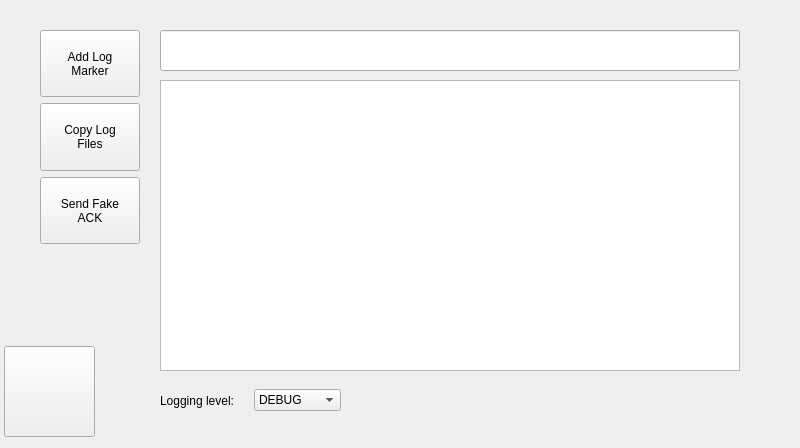
re3Dprinting/touchscreen, file ClientApp/qt/debugpage_qt.ui: the form before one commit.
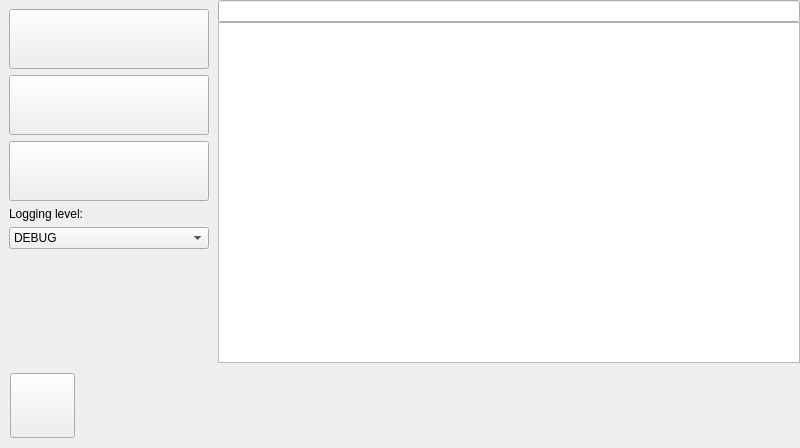
The form after the commit. Icons and pictures are not drawn.

Commit message: Styled Scroll Bar added to Settings Page Kinetic Scrolling added to tableview QSS Stylesheet commented Serial Page overhauled Duex Page overhauled Debug Page overhauled

The edit to the form file:
```diff
--- a/ClientApp/qt/debugpage_qt.ui
+++ b/ClientApp/qt/debugpage_qt.ui
@@ -1,7 +1,7 @@
 <?xml version="1.0" encoding="UTF-8"?>
 <ui version="4.0">
  <class>DebugPage</class>
- <widget class="QDialog" name="DebugPage">
+ <widget class="QWidget" name="DebugPage">
   <property name="geometry">
    <rect>
     <x>0</x>
@@ -19,24 +19,53 @@
   <property name="windowTitle">
    <string>ControlWindow</string>
   </property>
-  <widget class="QPushButton" name="Back">
-   <property name="geometry">
-    <rect>
-     <x>4</x>
-     <y>346</y>
-     <width>91</width>
-     <height>91</height>
-    </rect>
+  <layout class="QVBoxLayout" name="verticalLayout_2">
+   <property name="spacing">
+    <number>0</number>
    </property>
+   <property name="leftMargin">
+    <number>0</number>
+   </property>
+   <property name="topMargin">
+    <number>0</number>
+   </property>
+   <property name="rightMargin">
+    <number>0</number>
+   </property>
+   <property name="bottomMargin">
+    <number>0</number>
+   </property>
+   <item>
+    <layout class="QHBoxLayout" name="horizontalLayout_2">
+     <item>
+      <widget class="QWidget" name="LeftBar" native="true">
+       <layout class="QVBoxLayout" name="verticalLayout_6">
+        <property name="spacing">
+         <number>6</number>
+        </property>
+        <property name="bottomMargin">
+         <number>9</number>
+        </property>
+        <item>
+         <widget class="QPushButton" name="w_pushbutton_add_marker">
+          <property name="sizePolicy">
+           <sizepolicy hsizetype="Preferred" vsizetype="Maximum">
+            <horstretch>0</horstretch>
+            <verstretch>0</verstretch>
+           </sizepolicy>
+          </property>
+          <property name="minimumSize">
+           <size>
+            <width>160</width>
+            <height>60</height>
+           </size>
+          </property>
    <property name="maximumSize">
     <size>
-     <width>100</width>
-     <height>100</height>
-    </size>
-   </property>
-   <property name="focusPolicy">
-    <enum>Qt::NoFocus</enum>
-   </property>
+            <width>16777215</width>
+            <height>16777215</height>
+           </size>
+          </property>
    <property name="text">
     <string/>
    </property>
@@ -46,53 +75,82 @@
    </property>
    <property name="iconSize">
     <size>
-     <width>100</width>
-     <height>100</height>
+            <width>120</width>
+            <height>60</height>
     </size>
    </property>
   </widget>
-  <widget class="QTextBrowser" name="w_message_text">
-   <property name="geometry">
-    <rect>
-     <x>160</x>
-     <y>80</y>
-     <width>580</width>
-     <height>291</height>
-    </rect>
-   </property>
+        </item>
+        <item>
+         <widget class="QPushButton" name="w_pushbutton_copy_log">
    <property name="sizePolicy">
-    <sizepolicy hsizetype="Fixed" vsizetype="Expanding">
+           <sizepolicy hsizetype="Preferred" vsizetype="Maximum">
      <horstretch>0</horstretch>
      <verstretch>0</verstretch>
     </sizepolicy>
    </property>
+          <property name="minimumSize">
+           <size>
+            <width>160</width>
+            <height>60</height>
+           </size>
+          </property>
    <property name="maximumSize">
     <size>
-     <width>115200</width>
-     <height>1000</height>
-    </size>
-   </property>
-  </widget>
-  <widget class="QLineEdit" name="w_lineedit_message">
-   <property name="geometry">
-    <rect>
-     <x>160</x>
-     <y>30</y>
-     <width>580</width>
-     <height>41</height>
-    </rect>
-   </property>
-  </widget>
-  <widget class="QWidget" name="horizontalLayoutWidget">
-   <property name="geometry">
-    <rect>
-     <x>160</x>
-     <y>380</y>
-     <width>181</width>
-     <height>41</height>
-    </rect>
-   </property>
-   <layout class="QHBoxLayout" name="horizontalLayout">
+            <width>16777215</width>
+            <height>16777215</height>
+           </size>
+          </property>
+          <property name="text">
+           <string/>
+          </property>
+          <property name="icon">
+           <iconset resource="img.qrc">
+            <normaloff>:/img/img/Copy_Log_files.png</normaloff>:/img/img/Copy_Log_files.png</iconset>
+          </property>
+          <property name="iconSize">
+           <size>
+            <width>120</width>
+            <height>60</height>
+           </size>
+          </property>
+         </widget>
+        </item>
+        <item>
+         <widget class="QPushButton" name="w_pushbutton_send_fake_ack">
+          <property name="sizePolicy">
+           <sizepolicy hsizetype="Preferred" vsizetype="Maximum">
+            <horstretch>0</horstretch>
+            <verstretch>0</verstretch>
+           </sizepolicy>
+          </property>
+          <property name="minimumSize">
+           <size>
+            <width>160</width>
+            <height>60</height>
+           </size>
+          </property>
+          <property name="maximumSize">
+           <size>
+            <width>16777215</width>
+            <height>16777215</height>
+           </size>
+          </property>
+          <property name="text">
+           <string/>
+          </property>
+          <property name="icon">
+           <iconset resource="img.qrc">
+            <normaloff>:/img/img/Send_Fake_ACK.png</normaloff>:/img/img/Send_Fake_ACK.png</iconset>
+          </property>
+          <property name="iconSize">
+           <size>
+            <width>120</width>
+            <height>60</height>
+           </size>
+          </property>
+         </widget>
+        </item>
     <item>
      <widget class="QLabel" name="label">
       <property name="text">
@@ -114,83 +172,136 @@
       </item>
      </widget>
     </item>
-   </layout>
-  </widget>
-  <widget class="QWidget" name="widget" native="true">
-   <property name="geometry">
-    <rect>
-     <x>40</x>
-     <y>30</y>
-     <width>112</width>
-     <height>214</height>
-    </rect>
-   </property>
-   <layout class="QVBoxLayout" name="verticalLayout_2">
+        <item>
+         <spacer name="verticalSpacer">
+          <property name="orientation">
+           <enum>Qt::Vertical</enum>
+          </property>
+          <property name="sizeHint" stdset="0">
+           <size>
+            <width>20</width>
+            <height>40</height>
+           </size>
+          </property>
+         </spacer>
+        </item>
+        <item>
+         <spacer name="horizontalSpacer_2">
+          <property name="orientation">
+           <enum>Qt::Horizontal</enum>
+          </property>
+          <property name="sizeType">
+           <enum>QSizePolicy::Fixed</enum>
+          </property>
+          <property name="sizeHint" stdset="0">
+           <size>
+            <width>200</width>
+            <height>20</height>
+           </size>
+          </property>
+         </spacer>
+        </item>
+       </layout>
+      </widget>
+     </item>
+     <item>
+      <layout class="QVBoxLayout" name="verticalLayout">
+       <item>
+        <widget class="QLineEdit" name="w_lineedit_message"/>
+       </item>
+       <item>
+        <widget class="QTextBrowser" name="w_message_text">
+         <property name="sizePolicy">
+          <sizepolicy hsizetype="Fixed" vsizetype="Expanding">
+           <horstretch>0</horstretch>
+           <verstretch>0</verstretch>
+          </sizepolicy>
+         </property>
+         <property name="maximumSize">
+          <size>
+           <width>115200</width>
+           <height>1000</height>
+          </size>
+         </property>
+        </widget>
+       </item>
+      </layout>
+     </item>
+    </layout>
+   </item>
+   <item>
+    <widget class="QWidget" name="BottomBar" native="true">
+     <layout class="QHBoxLayout" name="horizontalLayout_3">
     <property name="leftMargin">
-     <number>0</number>
+       <number>10</number>
     </property>
     <property name="topMargin">
-     <number>0</number>
+       <number>10</number>
     </property>
     <property name="rightMargin">
-     <number>0</number>
+       <number>10</number>
     </property>
     <property name="bottomMargin">
-     <number>0</number>
+       <number>10</number>
     </property>
     <item>
-     <widget class="QPushButton" name="w_pushbutton_add_marker">
-      <property name="maximumSize">
+       <widget class="QPushButton" name="Back">
+        <property name="sizePolicy">
+         <sizepolicy hsizetype="Maximum" vsizetype="Maximum">
+          <horstretch>0</horstretch>
+          <verstretch>0</verstretch>
+         </sizepolicy>
+        </property>
+        <property name="minimumSize">
        <size>
-        <width>100</width>
-        <height>100</height>
-       </size>
-      </property>
-      <property name="focusPolicy">
-       <enum>Qt::NoFocus</enum>
-      </property>
-      <property name="text">
-       <string>Add Log
-Marker</string>
-      </property>
-     </widget>
-    </item>
-    <item>
-     <widget class="QPushButton" name="w_pushbutton_copy_log">
+          <width>65</width>
+          <height>65</height>
+         </size>
+        </property>
       <property name="maximumSize">
        <size>
-        <width>100</width>
-        <height>100</height>
+          <width>16777215</width>
+          <height>16777215</height>
        </size>
       </property>
       <property name="focusPolicy">
        <enum>Qt::NoFocus</enum>
       </property>
       <property name="text">
-       <string>Copy Log
-Files</string>
-      </property>
+         <string/>
+        </property>
+        <property name="icon">
+         <iconset resource="img.qrc">
+          <normaloff>:/img/img/Small_arrow.png</normaloff>:/img/img/Small_arrow.png</iconset>
+        </property>
+        <property name="iconSize">
+         <size>
+          <width>55</width>
+          <height>55</height>
+         </size>
+        </property>
      </widget>
     </item>
     <item>
-     <widget class="QPushButton" name="w_pushbutton_send_fake_ack">
-      <property name="maximumSize">
+       <spacer name="horizontalSpacer">
+        <property name="orientation">
+         <enum>Qt::Horizontal</enum>
+        </property>
+        <property name="sizeType">
+         <enum>QSizePolicy::Expanding</enum>
+        </property>
+        <property name="sizeHint" stdset="0">
        <size>
-        <width>100</width>
-        <height>100</height>
-       </size>
-      </property>
-      <property name="focusPolicy">
-       <enum>Qt::NoFocus</enum>
-      </property>
-      <property name="text">
-       <string>Send Fake
-ACK</string>
-      </property>
-     </widget>
+          <width>282</width>
+          <height>40</height>
+         </size>
+        </property>
+       </spacer>
     </item>
    </layout>
   </widget>
+   </item>
+  </layout>
  </widget>
   <resources>
   <include location="img.qrc"/>
```
Left out of the diff: 4 changed lines with no effect on the pictures. Lines whose indentation alone changed are shown as unchanged. The commit also changes 30 other files.
